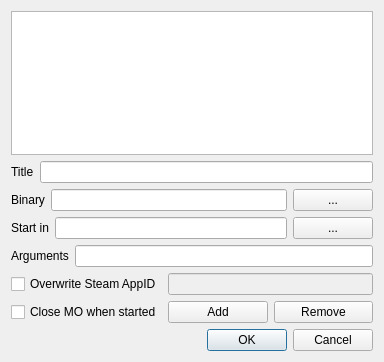
Old version of the form modorganizer/src/editexecutablesdialog.ui in the repository Holt59/mo2-merge.
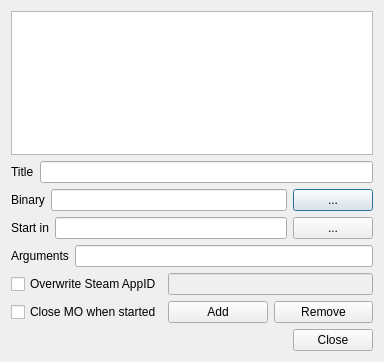
New version of the form. Icons and pictures are not drawn.

Commit message: [modorganizer] - hook dll now monitors all mod directories, not only overwrite - dialog for changing executables now warns if changes will be lost - main window is now locked before activating pre-start hooks - better responsiveness while main window is locked (or should be)

What changed in the file:
```diff
--- a/modorganizer/src/editexecutablesdialog.ui
+++ b/modorganizer/src/editexecutablesdialog.ui
@@ -213,14 +213,28 @@
     </layout>
    </item>
    <item>
-    <widget class="QDialogButtonBox" name="buttonBox">
-     <property name="orientation">
-      <enum>Qt::Horizontal</enum>
-     </property>
-     <property name="standardButtons">
-      <set>QDialogButtonBox::Cancel|QDialogButtonBox::Ok</set>
-     </property>
-    </widget>
+    <layout class="QHBoxLayout" name="horizontalLayout_7">
+     <item>
+      <spacer name="horizontalSpacer">
+       <property name="orientation">
+        <enum>Qt::Horizontal</enum>
+       </property>
+       <property name="sizeHint" stdset="0">
+        <size>
+         <width>40</width>
+         <height>20</height>
+        </size>
+       </property>
+      </spacer>
+     </item>
+     <item>
+      <widget class="QPushButton" name="closeButton">
+       <property name="text">
+        <string>Close</string>
+       </property>
+      </widget>
+     </item>
+    </layout>
    </item>
   </layout>
  </widget>
```
Left out of the diff: 35 changed lines with no effect on the pictures. The commit also changes 13 other files.
